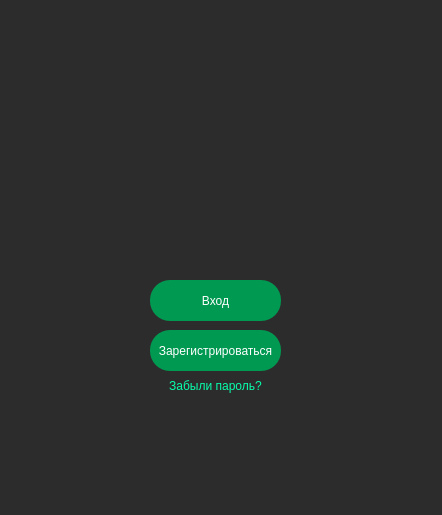
Old version of the form client/welcome/welcome_window.ui in the repository 34elo/Burevestnik_project.
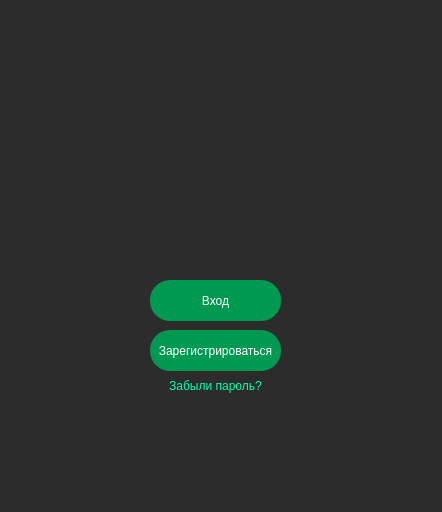
New version of the form. Icons and pictures are not drawn.

The edit to the form file:
```diff
--- a/client/welcome/welcome_window.ui
+++ b/client/welcome/welcome_window.ui
@@ -10,7 +10,7 @@
                 <x>0</x>
                 <y>0</y>
                 <width>442</width>
-                <height>515</height>
+    <height>512</height>
             </rect>
         </property>
         <property name="windowTitle">
```
Left out of the diff: 5 changed lines with no effect on the pictures. Lines whose indentation alone changed are shown as unchanged.
